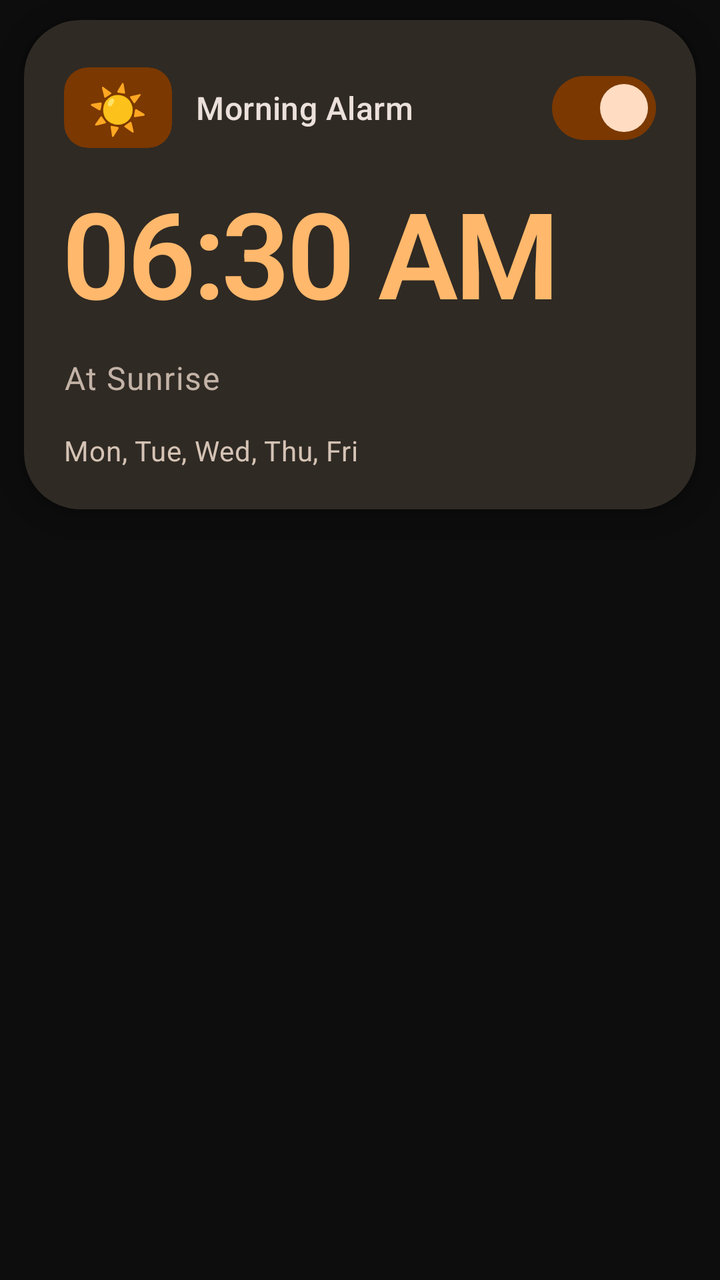
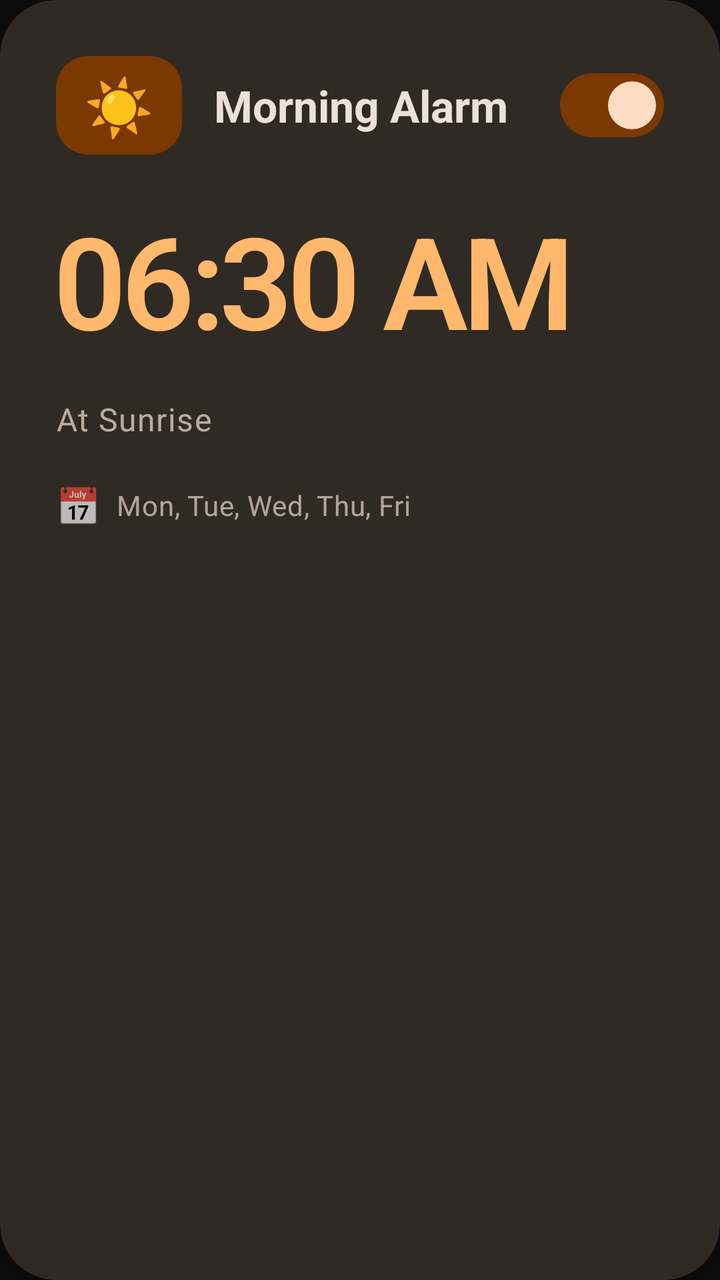

Two renders of the same Android screen: before a commit and after it. Below are the layout's source before the change and the commit's diff.
<!-- AndroidManifest.xml: application theme Theme.MyApplication -->
<!-- res/layout/alarm_item_improved.xml -->
<?xml version="1.0" encoding="utf-8"?>
<LinearLayout
    xmlns:android="http://schemas.android.com/apk/res/android"
    xmlns:app="http://schemas.android.com/apk/res-auto"
    android:id="@+id/alarmContainer"
    android:layout_width="match_parent"
    android:layout_height="wrap_content"
    android:orientation="vertical">

    <com.google.android.material.card.MaterialCardView
        android:id="@+id/alarmCard"
        android:layout_width="match_parent"
        android:layout_height="wrap_content"
        android:layout_marginVertical="10dp"
        android:layout_marginHorizontal="12dp"
        app:cardBackgroundColor="@color/md_theme_dark_surfaceContainerHigh"
        app:cardCornerRadius="28dp"
        app:cardElevation="6dp"
        app:strokeWidth="0dp"
        android:clickable="true"
        android:focusable="true"
        app:rippleColor="@color/md_theme_dark_primary"
        android:stateListAnimator="@null">

        <LinearLayout
            android:layout_width="match_parent"
            android:layout_height="wrap_content"
            android:orientation="vertical"
            android:padding="20dp">

            
            <LinearLayout
                android:layout_width="match_parent"
                android:layout_height="wrap_content"
                android:orientation="horizontal"
                android:gravity="center_vertical"
                android:layout_marginBottom="8dp">

                
                <com.google.android.material.card.MaterialCardView
                    android:id="@+id/modeBadge"
                    android:layout_width="wrap_content"
                    android:layout_height="wrap_content"
                    android:layout_marginEnd="12dp"
                    app:cardBackgroundColor="@color/md_theme_dark_primaryContainer"
                    app:cardCornerRadius="12dp"
                    app:cardElevation="0dp"
                    app:strokeWidth="0dp">

                    <TextView
                        android:id="@+id/modeBadgeText"
                        android:layout_width="wrap_content"
                        android:layout_height="wrap_content"
                        android:text="☀️"
                        android:textSize="24sp"
                        android:paddingHorizontal="12dp"
                        android:paddingVertical="4dp"/>

                </com.google.android.material.card.MaterialCardView>

                
                <TextView
                    android:id="@+id/textViewAlarmLabel"
                    android:layout_width="0dp"
                    android:layout_height="wrap_content"
                    android:layout_weight="1"
                    android:text="Morning Alarm"
                    android:textColor="@color/md_theme_dark_onSurface"
                    android:textAppearance="@style/TextAppearance.Material3.TitleMedium"
                    android:maxLines="1"
                    android:ellipsize="end"/>

                
                <com.google.android.material.materialswitch.MaterialSwitch
                    android:id="@+id/switchAlarmEnabled"
                    android:layout_width="wrap_content"
                    android:layout_height="wrap_content"
                    android:checked="true"
                    app:thumbTint="@color/md_theme_dark_onPrimaryContainer"
                    app:trackTint="@color/md_theme_dark_primaryContainer"/>

            </LinearLayout>

            
            <TextView
                android:id="@+id/tvAlarmTime"
                android:layout_width="wrap_content"
                android:layout_height="wrap_content"
                android:text="06:30 AM"
                android:textColor="@color/md_theme_dark_primary"
                android:textSize="60sp"
                android:textStyle="bold"
                android:fontFamily="sans-serif-light"
                android:letterSpacing="-0.03"
                android:layout_marginBottom="12dp"/>

            
            <TextView
                android:id="@+id/tvModeDescription"
                android:layout_width="wrap_content"
                android:layout_height="wrap_content"
                android:text="At Sunrise"
                android:textAppearance="@style/TextAppearance.Material3.BodyLarge"
                android:textColor="@color/md_theme_dark_onSurfaceVariant"
                android:alpha="0.9"
                android:layout_marginBottom="16dp"/>

            
            <LinearLayout
                android:id="@+id/repeatDaysRow"
                android:layout_width="match_parent"
                android:layout_height="wrap_content"
                android:orientation="horizontal"
                android:gravity="start">

                <TextView
                    android:id="@+id/tvRepeatDays"
                    android:layout_width="wrap_content"
                    android:layout_height="wrap_content"
                    android:text="Mon, Tue, Wed, Thu, Fri"
                    android:textAppearance="@style/TextAppearance.Material3.BodyMedium"
                    android:textColor="@color/md_theme_dark_onSurfaceVariant"/>

            </LinearLayout>

        </LinearLayout>

    </com.google.android.material.card.MaterialCardView>

</LinearLayout>
<!-- resources referenced by this layout -->
<resources>
  <color name="md_theme_dark_onPrimaryContainer">#FFDCC2</color>
  <color name="md_theme_dark_onSurface">#EBE0DA</color>
  <color name="md_theme_dark_onSurfaceVariant">#D5C3B5</color>
  <color name="md_theme_dark_primary">#FFB86C</color>
  <color name="md_theme_dark_primaryContainer">#7B3800</color>
  <color name="md_theme_dark_surfaceContainerHigh">#2F2A24</color>
  <style name="Theme.MyApplication" parent="Base.Theme.Rooster" />
  <color name="md_theme_dark_onPrimary">#562000</color>
  <color name="md_theme_dark_secondary">#E2C1A9</color>
  <color name="md_theme_dark_onSecondary">#43291B</color>
  <color name="md_theme_dark_secondaryContainer">#5C4231</color>
  <color name="md_theme_dark_onSecondaryContainer">#FFDCC2</color>
  <color name="md_theme_dark_tertiary">#C3CCAC</color>
  <color name="md_theme_dark_onTertiary">#2D331D</color>
  <color name="md_theme_dark_tertiaryContainer">#434932</color>
  <color name="md_theme_dark_onTertiaryContainer">#DFE9C6</color>
  <color name="md_theme_dark_error">#FFB4AB</color>
  <color name="md_theme_dark_onError">#690005</color>
  <color name="md_theme_dark_errorContainer">#93000A</color>
  <color name="md_theme_dark_onErrorContainer">#FFDAD6</color>
  <color name="md_theme_dark_surface">#1A1614</color>
  <color name="md_theme_dark_surfaceVariant">#51443A</color>
  <color name="md_theme_dark_background">#0D0D0D</color>
  <color name="md_theme_dark_onBackground">#EBE0DA</color>
  <color name="md_theme_dark_outline">#9D8E82</color>
  <color name="md_theme_dark_outlineVariant">#51443A</color>
  <style name="ShapeAppearance.Rooster.SmallComponent" parent="ShapeAppearance.Material3.SmallComponent">
          <item name="cornerFamily">rounded</item>
          <item name="cornerSize">12dp</item>
      </style>
  <style name="ShapeAppearance.Rooster.MediumComponent" parent="ShapeAppearance.Material3.MediumComponent">
          <item name="cornerFamily">rounded</item>
          <item name="cornerSize">16dp</item>
      </style>
  <style name="ShapeAppearance.Rooster.LargeComponent" parent="ShapeAppearance.Material3.LargeComponent">
          <item name="cornerFamily">rounded</item>
          <item name="cornerSize">24dp</item>
      </style>
  <!-- unchanged entries left out for length: 1 -->
</resources>

<!-- the commit's change to res/layout/alarm_item_improved.xml (unified diff, before → after) -->
@@ -1,49 +1,50 @@
 <?xml version="1.0" encoding="utf-8"?>
-<LinearLayout
+<com.google.android.material.card.MaterialCardView
     xmlns:android="http://schemas.android.com/apk/res/android"
     xmlns:app="http://schemas.android.com/apk/res-auto"
-    android:id="@+id/alarmContainer"
+    android:id="@+id/alarmCard"
     android:layout_width="match_parent"
     android:layout_height="wrap_content"
-    android:orientation="vertical">
+    android:layout_marginVertical="8dp"
+    android:layout_marginHorizontal="16dp"
+    app:cardBackgroundColor="@color/md_theme_dark_surfaceContainerHigh"
+    app:cardCornerRadius="28dp"
+    app:cardElevation="8dp"
+    app:strokeWidth="0dp"
+    android:clickable="true"
+    android:focusable="true"
+    app:rippleColor="@color/md_theme_dark_primary"
+    android:stateListAnimator="@null">
 
-    <com.google.android.material.card.MaterialCardView
-        android:id="@+id/alarmCard"
+    <LinearLayout
         android:layout_width="match_parent"
         android:layout_height="wrap_content"
-        android:layout_marginVertical="10dp"
-        android:layout_marginHorizontal="12dp"
-        app:cardBackgroundColor="@color/md_theme_dark_surfaceContainerHigh"
-        app:cardCornerRadius="28dp"
-        app:cardElevation="6dp"
-        app:strokeWidth="0dp"
-        android:clickable="true"
-        android:focusable="true"
-        app:rippleColor="@color/md_theme_dark_primary"
-        android:stateListAnimator="@null">
+        android:orientation="vertical"
+        android:padding="28dp">
 
+        
         <LinearLayout
             android:layout_width="match_parent"
             android:layout_height="wrap_content"
-            android:orientation="vertical"
-            android:padding="20dp">
+            android:orientation="horizontal"
+            android:gravity="center_vertical"
+            android:layout_marginBottom="20dp">
 
-            
             <LinearLayout
-                android:layout_width="match_parent"
+                android:layout_width="0dp"
                 android:layout_height="wrap_content"
+                android:layout_weight="1"
                 android:orientation="horizontal"
-                android:gravity="center_vertical"
-                android:layout_marginBottom="8dp">
+                android:gravity="center_vertical">
 
                 
                 <com.google.android.material.card.MaterialCardView
                     android:id="@+id/modeBadge"
                     android:layout_width="wrap_content"
                     android:layout_height="wrap_content"
-                    android:layout_marginEnd="12dp"
+                    android:layout_marginEnd="16dp"
                     app:cardBackgroundColor="@color/md_theme_dark_primaryContainer"
-                    app:cardCornerRadius="12dp"
+                    app:cardCornerRadius="16dp"
                     app:cardElevation="0dp"
                     app:strokeWidth="0dp">
 
@@ -52,9 +53,9 @@
                         android:layout_width="wrap_content"
                         android:layout_height="wrap_content"
                         android:text="☀️"
-                        android:textSize="24sp"
-                        android:paddingHorizontal="12dp"
-                        android:paddingVertical="4dp"/>
+                        android:textSize="28sp"
+                        android:paddingHorizontal="14dp"
+                        android:paddingVertical="6dp"/>
 
                 </com.google.android.material.card.MaterialCardView>
 
@@ -66,65 +67,76 @@
                     android:layout_weight="1"
                     android:text="Morning Alarm"
                     android:textColor="@color/md_theme_dark_onSurface"
-                    android:textAppearance="@style/TextAppearance.Material3.TitleMedium"
+                    android:textAppearance="@style/TextAppearance.Material3.TitleLarge"
+                    android:textStyle="bold"
                     android:maxLines="1"
                     android:ellipsize="end"/>
-
-                
-                <com.google.android.material.materialswitch.MaterialSwitch
-                    android:id="@+id/switchAlarmEnabled"
-                    android:layout_width="wrap_content"
-                    android:layout_height="wrap_content"
-                    android:checked="true"
-                    app:thumbTint="@color/md_theme_dark_onPrimaryContainer"
-                    app:trackTint="@color/md_theme_dark_primaryContainer"/>
 
             </LinearLayout>
 
             
-            <TextView
-                android:id="@+id/tvAlarmTime"
+            <com.google.android.material.materialswitch.MaterialSwitch
+                android:id="@+id/switchAlarmEnabled"
                 android:layout_width="wrap_content"
                 android:layout_height="wrap_content"
-                android:text="06:30 AM"
-                android:textColor="@color/md_theme_dark_primary"
-                android:textSize="60sp"
-                android:textStyle="bold"
-                android:fontFamily="sans-serif-light"
-                android:letterSpacing="-0.03"
-                android:layout_marginBottom="12dp"/>
-
-            
-            <TextView
-                android:id="@+id/tvModeDescription"
-                android:layout_width="wrap_content"
-                android:layout_height="wrap_content"
-                android:text="At Sunrise"
-                android:textAppearance="@style/TextAppearance.Material3.BodyLarge"
-                android:textColor="@color/md_theme_dark_onSurfaceVariant"
-                android:alpha="0.9"
-                android:layout_marginBottom="16dp"/>
-
-            
-            <LinearLayout
-                android:id="@+id/repeatDaysRow"
-                android:layout_width="match_parent"
-                android:layout_height="wrap_content"
-                android:orientation="horizontal"
-                android:gravity="start">
-
-                <TextView
-                    android:id="@+id/tvRepeatDays"
-                    android:layout_width="wrap_content"
-                    android:layout_height="wrap_content"
-                    android:text="Mon, Tue, Wed, Thu, Fri"
-                    android:textAppearance="@style/TextAppearance.Material3.BodyMedium"
-                    android:textColor="@color/md_theme_dark_onSurfaceVariant"/>
-
-            </LinearLayout>
+                android:checked="true"
+                app:thumbTint="@color/md_theme_dark_onPrimaryContainer"
+                app:trackTint="@color/md_theme_dark_primaryContainer"/>
 
         </LinearLayout>
 
-    </com.google.android.material.card.MaterialCardView>
+        
+        <TextView
+            android:id="@+id/tvAlarmTime"
+            android:layout_width="wrap_content"
+            android:layout_height="wrap_content"
+            android:text="06:30 AM"
+            android:textColor="@color/md_theme_dark_primary"
+            android:textSize="64sp"
+            android:textStyle="bold"
+            android:fontFamily="sans-serif-light"
+            android:letterSpacing="-0.04"
+            android:layout_marginBottom="16dp"/>
 
-</LinearLayout>
+        
+        <TextView
+            android:id="@+id/tvModeDescription"
+            android:layout_width="wrap_content"
+            android:layout_height="wrap_content"
+            android:text="At Sunrise"
+            android:textAppearance="@style/TextAppearance.Material3.BodyLarge"
+            android:textColor="@color/md_theme_dark_onSurfaceVariant"
+            android:alpha="0.85"
+            android:layout_marginBottom="20dp"/>
+
+        
+        <LinearLayout
+            android:id="@+id/repeatDaysRow"
+            android:layout_width="match_parent"
+            android:layout_height="wrap_content"
+            android:orientation="horizontal"
+            android:gravity="center_vertical">
+
+            <TextView
+                android:layout_width="wrap_content"
+                android:layout_height="wrap_content"
+                android:text="📅"
+                android:textSize="18sp"
+                android:layout_marginEnd="8dp"
+                android:alpha="0.7"/>
+
+            <TextView
+                android:id="@+id/tvRepeatDays"
+                android:layout_width="0dp"
+                android:layout_height="wrap_content"
+                android:layout_weight="1"
+                android:text="Mon, Tue, Wed, Thu, Fri"
+                android:textAppearance="@style/TextAppearance.Material3.BodyMedium"
+                android:textColor="@color/md_theme_dark_onSurfaceVariant"
+                android:alpha="0.8"/>
+
+        </LinearLayout>
+
+    </LinearLayout>
+
+</com.google.android.material.card.MaterialCardView>
